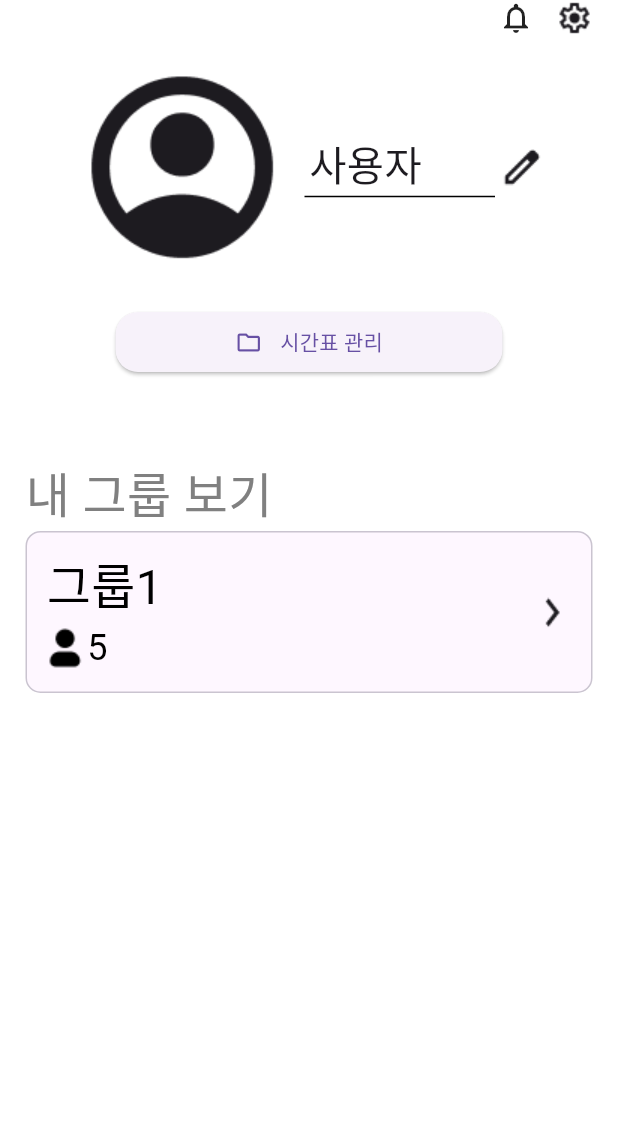
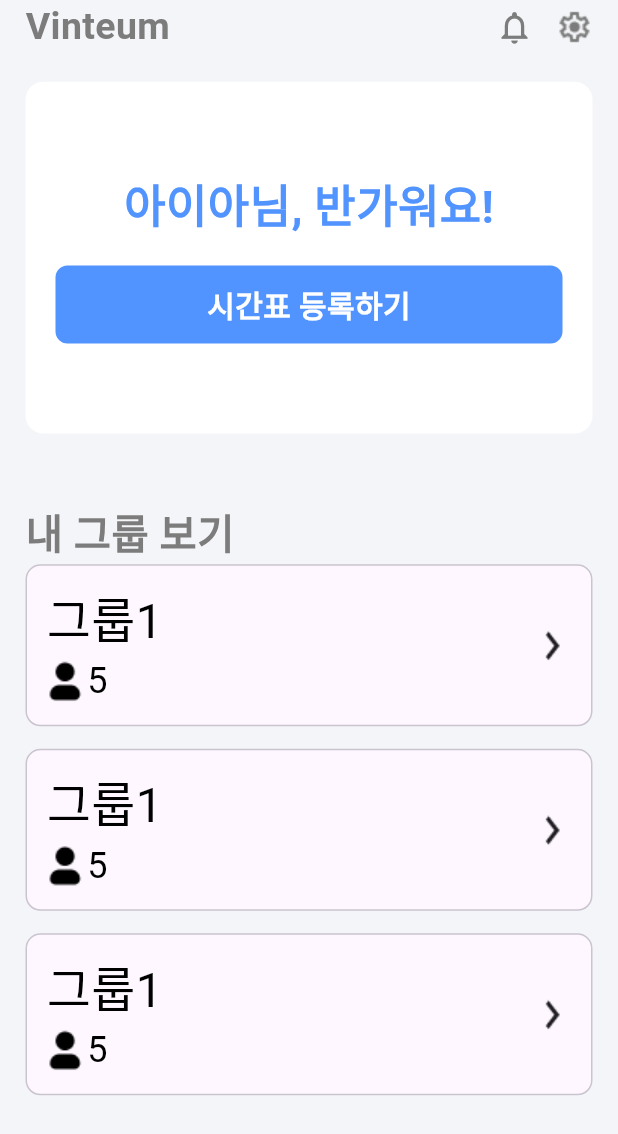
Before and after one commit to AIIA-GCU/VinTeum-FE, a Flutter app: the HomeScreen screen opened directly, on a phone screen of 412 x 824 dp. Shown: the top 1134 px of the screen. Run offline on Flutter 3.47's test engine with Material 3 defaults, Android fonts, the phone set to English and light mode, and no system bars; our stand-ins replace image_picker.

Commit message:
[feat] 메인 페이지 구현

```diff
--- a/lib/Page/Home_Screen.dart
+++ b/lib/Page/Home_Screen.dart
@@ -1,8 +1,11 @@
 import 'package:flutter/material.dart';
 import 'package:vinteum/Common/color.dart';
+import 'package:vinteum/Common/custom_button.dart';
+import 'package:vinteum/Common/custom_dialog.dart';
 import 'package:vinteum/Page/Alarm_Screen.dart';
 import 'package:vinteum/main.dart';
 import 'package:vinteum/widget/dialog.dart';
+import 'package:vinteum/Page/Setting_Screen.dart';
 import 'package:vinteum/widget/Group_List.dart';
 import 'package:vinteum/Page/Timetable_Screen.dart';
 
@@ -18,112 +21,92 @@ class _HomeScreenState extends State<HomeScreen> {
   Widget build(BuildContext context) {
     List<Widget> data = [
       GroupList(title: "그룹1", number: "5"),
+      GroupList(title: "그룹1", number: "5"),
+      GroupList(title: "그룹1", number: "5"),
     ];
-    return SafeArea(
-      child: Scaffold(
-        backgroundColor: Colors.white,
-        body: Padding(
+    return Scaffold(
+      backgroundColor: VinTeumColors.background,
+      body: SafeArea(
+        child: Container(
+          color: VinTeumColors.background,
+          child: Padding(
             padding: const EdgeInsets.symmetric(horizontal: 17),
             child: Column(
               children: [
                 Row(
-                mainAxisAlignment: MainAxisAlignment.end,
+                  mainAxisAlignment: MainAxisAlignment.start,
                   children: [
+                    Text("Vinteum",
+                        style: TextStyle(
+                            color: VinTeumColors.darkgrey,
+                            fontSize: 25,
+                            fontWeight: FontWeight.bold)),
+                    Spacer(),
                     GestureDetector(
-                      onTap: (){
-                        Navigator.push(context, MaterialPageRoute(builder: (context)=>Alarm_Screen()));
+                        onTap: () {
+                          Navigator.push(
+                              context,
+                              MaterialPageRoute(
+                                  builder: (context) => Alarm_Screen()));
                         },
-                      child: Icon(Icons.notifications_none)),
+                        child: Icon(
+                          Icons.notifications_none,
+                          color: VinTeumColors.darkgrey,
+                          size: 26,
+                        )),
                     SizedBox(width: ratio.width * 15),
                     GestureDetector(
                         onTap: () {
-                        showDialog(
-                          context: context,
-                          builder: (context) {
-                            return settingDialog();
+                          Navigator.push(
+                              context,
+                              MaterialPageRoute(
+                                  builder: (context) => SettingScreen()));
                         },
-                        );
-                      },
-                      child: Image.asset("assets/img/settings.png"))
+                        child: Image.asset("assets/img/settings.png",
+                            color: VinTeumColors.darkgrey))
                   ],
                 ),
+                SizedBox(height: ratio.height * 20),
+                Container(
+                  width: double.infinity,
+                  decoration: BoxDecoration(
+                      borderRadius: BorderRadius.circular(12),
+                      color: Colors.white),
+                  child: Padding(
+                    padding: const EdgeInsets.symmetric(vertical: 60),
+                    child: Column(
+                      children: [
+                        Text("아이아님, 반가워요!",
+                            style: TextStyle(
+                                fontSize: 30,
+                                fontWeight: FontWeight.bold,
+                                color: VinTeumColors.mainBlue)),
+                        SizedBox(height: ratio.height * 19),
                         Padding(
-                padding:
-                    const EdgeInsets.symmetric(horizontal: 32, vertical: 15),
-                child: Row(
-                  mainAxisAlignment: MainAxisAlignment.center,
-                  children: [
-                    Image.asset("assets/img/account_circle.png"),
-                    SizedBox(width: ratio.width * 6),
-                    Expanded(
-                      child: Column(
-                        crossAxisAlignment: CrossAxisAlignment.start,
-                        children: [
-                          Row(
-                            children: [
-                              SizedBox(
-                                width: ratio.width * 6,
-                              ),
-                              Text("사용자",
-                                  style: TextStyle(
-                                    fontSize: 27,
-                                  )),
-                            ],
-                          ),
-                          Divider(
-                              height: 5,
-                              thickness: 1,
-                              indent: 3,
-                              endIndent: 3,
-                              color: Colors.black)
-                        ],
-                      ),
-                    ),
-                    GestureDetector(
-                        onTap: () {
-                          showDialog(
-                            context: context,
-                            builder: (context) {
-                              return nameDialog();
-                            },
-                          );
-                        },
-                        child: Image.asset("assets/img/edit.png"))
-                  ],
-                ),
-              ),
-              Padding(
-                padding:
-                    const EdgeInsets.symmetric(horizontal: 60, vertical: 5),
-                child: ElevatedButton(
-                    style: ElevatedButton.styleFrom(
-                      shape: RoundedRectangleBorder(
-                          borderRadius: BorderRadius.circular(15)),
-                    ).copyWith(
-                      overlayColor: MaterialStateProperty.all(
-                          Colors.transparent), // 클릭 효과 제거
-                    ),
-                    onPressed: () {
+                          padding: const EdgeInsets.symmetric(horizontal: 20),
+                          child: CustomButton(
+                              text: "시간표 등록하기",
+                              func: () {
                                 Navigator.push(
                                     context,
                                     MaterialPageRoute(
                                         builder: (context) =>
                                             TimetableScreen(selected: false)));
                               },
-                    child: Row(
-                      mainAxisAlignment: MainAxisAlignment.center,
-                      children: [
-                        Icon(Icons.folder_outlined),
-                        SizedBox(width: ratio.width * 12),
-                        Text("시간표 관리"),
+                              buttonCount: 1),
+                        )
                       ],
-                    )),
                     ),
-              SizedBox(height: ratio.height * 53),
+                  ),
+                ),
+
+
+                SizedBox(height: ratio.height * 50),
                 Align(
                   alignment: Alignment.bottomLeft,
                   child: Text("내 그룹 보기",
-                    style: TextStyle(fontSize: 32, color: VinTeumColors.grey1)),
+                      style:
+                          TextStyle(fontSize: 27, color: VinTeumColors.darkgrey, fontWeight: FontWeight.bold)),
                 ),
                 data.length == 0
                     ? Column(
@@ -146,6 +129,7 @@ class _HomeScreenState extends State<HomeScreen> {
             ),
           ),
         ),
+      ),
     );
   }
 }
```
Lines whose indentation alone changed are shown as unchanged.
